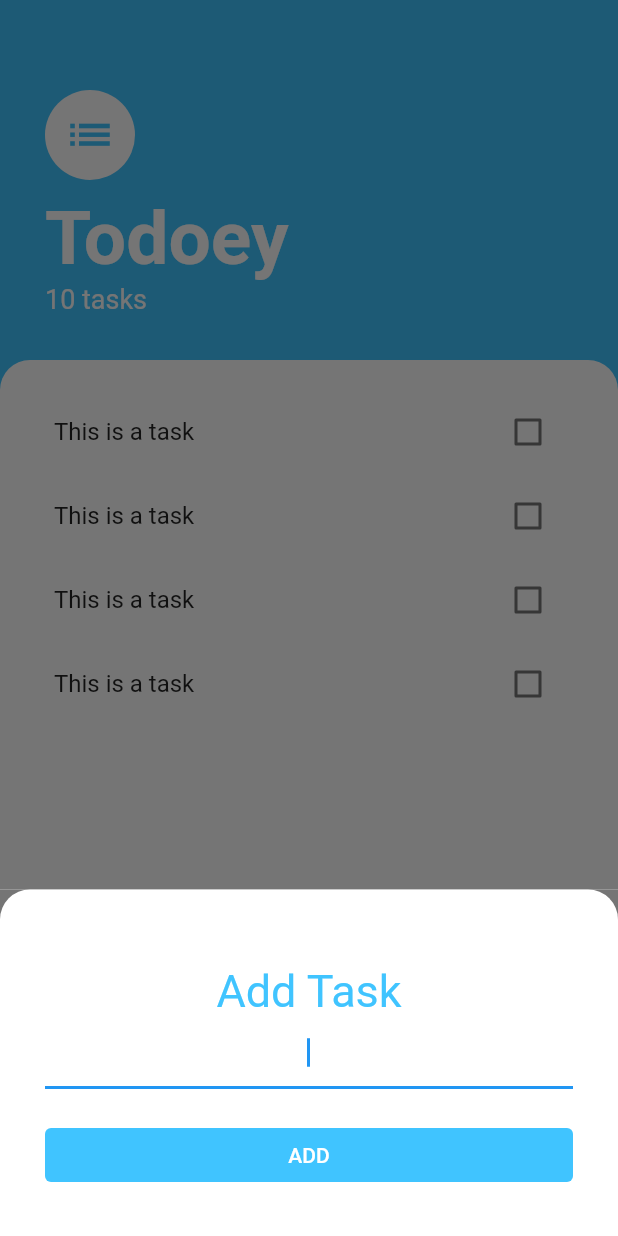
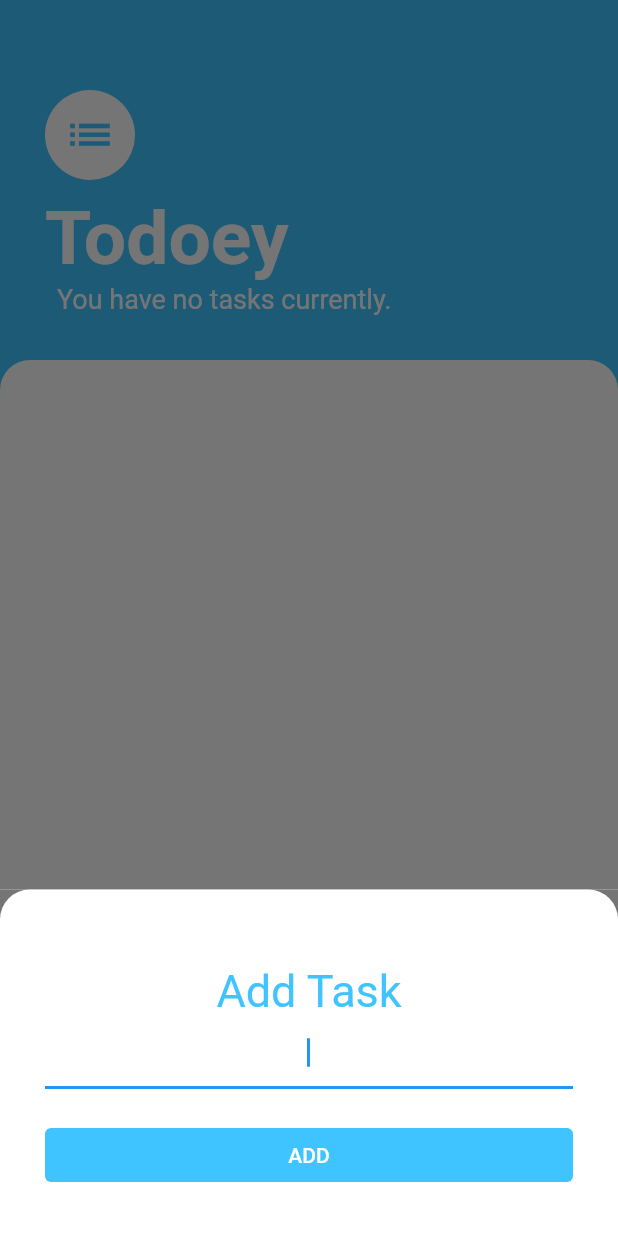
Before and after one commit to Yashs1623/Checklist-Todo-List-App, a Flutter app: the screen it shows after launch, after a tap on the "add" icon, on a phone screen of 412 x 824 dp. Run offline on Flutter 3.47's test engine with Material 2 defaults, Android fonts, the phone set to English and light mode, and no system bars.

Commit message:
First version completed with adding and deleting tasks

```diff
--- a/lib/main.dart
+++ b/lib/main.dart
@@ -1,5 +1,7 @@
+import 'package:checklist/models/task_data_provider.dart';
 import 'package:checklist/screens/tasks_screen.dart';
 import 'package:flutter/material.dart';
+import 'package:provider/provider.dart';
 
 void main() {
   runApp(
@@ -12,9 +14,12 @@ class MyApp extends StatelessWidget {
 
   @override
   Widget build(BuildContext context) {
-    return  MaterialApp(
-      debugShowCheckedModeBanner: false,
-      home: TaskScreen(),
+    return  ChangeNotifierProvider(
+      create: (context) => TaskData(),
+      child: MaterialApp(
+        debugShowCheckedModeBanner: false,
+        home: TaskScreen(),
+      ),
     );
   }
 }
--- /dev/null
+++ b/lib/models/task_data_provider.dart
@@ -0,0 +1,33 @@
+import 'dart:collection';
+
+import 'package:flutter/cupertino.dart';
+import 'package:flutter/material.dart';
+import 'package:checklist/models/tasks.dart';
+
+class TaskData extends ChangeNotifier{
+  final List<Task> _tasks = [];
+  int get taskCount{
+    return _tasks.length;
+  }
+
+  UnmodifiableListView<Task> get tasks{
+    return UnmodifiableListView(_tasks);
+  }
+
+  void addTask(newTaskName){
+    final newTask = Task(taskName: newTaskName);
+    _tasks.add(newTask);
+    notifyListeners();
+  }
+
+  void updateTask(Task task){
+    task.toggleDone();
+    notifyListeners();
+  }
+
+  void deleteTask(index){
+    _tasks.removeAt(index);
+    notifyListeners();
+  }
+
+}
--- /dev/null
+++ b/lib/models/tasks.dart
@@ -0,0 +1,10 @@
+class Task{
+  final String taskName;
+  bool isDone;
+
+  Task({required this.taskName, this.isDone= false});
+
+  void toggleDone(){
+    isDone= !isDone;
+  }
+}
--- a/lib/screens/tasks_screen.dart
+++ b/lib/screens/tasks_screen.dart
@@ -2,14 +2,12 @@
 import 'package:checklist/widgets/add_task_screeen.dart';
 import 'package:flutter/material.dart';
 import 'package:checklist/widgets/task_list.dart';
+import 'package:checklist/models/tasks.dart';
+import 'package:provider/provider.dart';
+import 'package:checklist/models/task_data_provider.dart';
 
 // ignore: use_key_in_widget_constructors
-class TaskScreen extends StatefulWidget {
-  @override
-  _TaskScreenState createState() => _TaskScreenState();
-}
-
-class _TaskScreenState extends State<TaskScreen> {
+class TaskScreen extends StatelessWidget {
   @override
   Widget build(BuildContext context) {
     return Scaffold(
@@ -25,7 +23,7 @@ class _TaskScreenState extends State<TaskScreen> {
               child: Container(
                 padding: EdgeInsets.only(
                     bottom: MediaQuery.of(context).viewInsets.bottom),
-                child: const AddTaskScreen(),
+                child: AddTaskScreen(),
               ),
             ),
           );
@@ -43,8 +41,8 @@ class _TaskScreenState extends State<TaskScreen> {
                 top: 60.0, left: 30.0, right: 30.0, bottom: 30.0),
             child: Column(
               crossAxisAlignment: CrossAxisAlignment.start,
-              children: const <Widget>[
-                CircleAvatar(
+              children: <Widget>[
+                const CircleAvatar(
                   backgroundColor: Colors.white,
                   radius: 30.0,
                   child: Icon(
@@ -53,10 +51,10 @@ class _TaskScreenState extends State<TaskScreen> {
                     color: Colors.lightBlueAccent,
                   ),
                 ),
-                SizedBox(
+                const SizedBox(
                   height: 10.0,
                 ),
-                Text(
+                const Text(
                   'Todoey',
                   style: TextStyle(
                     color: Colors.white,
@@ -64,9 +62,18 @@ class _TaskScreenState extends State<TaskScreen> {
                     fontSize: 50.0,
                   ),
                 ),
-                Text(
-                  '10 tasks',
-                  style: TextStyle(color: Colors.white, fontSize: 18),
+                Padding(
+                  padding: const EdgeInsets.only(left: 8.0),
+                  child: (Provider.of<TaskData>(context).taskCount ==0) ?
+                    const Text(
+                      'You have no tasks currently.',
+                    // '${} tasks remaining',
+                    style: TextStyle(color: Colors.white, fontSize: 18),
+                  ) :
+                     Text(
+                    '${Provider.of<TaskData>(context).taskCount} tasks remaining',
+                    style: const TextStyle(color: Colors.white, fontSize: 18),
+                  ),
                 ),
               ],
             ),
--- a/lib/widgets/add_task_screeen.dart
+++ b/lib/widgets/add_task_screeen.dart
@@ -1,12 +1,17 @@
+import 'package:checklist/models/task_data_provider.dart';
+import 'package:checklist/widgets/task_tile.dart';
 import 'package:flutter/material.dart';
+import 'package:provider/provider.dart';
 
 class AddTaskScreen extends StatelessWidget {
-  const AddTaskScreen({Key? key}) : super(key: key);
+
+
+  // const AddTaskScreen({Key? key}) : super(key: key);
+   late String newTask;
 
   @override
   Widget build(BuildContext context) {
     return Container(
-
       color: const Color(0xFF757575),
       child: Container(
         padding: const EdgeInsets.all(30.0),
@@ -19,7 +24,7 @@ class AddTaskScreen extends StatelessWidget {
         ),
         child: Column(
           crossAxisAlignment: CrossAxisAlignment.stretch,
-          children:  <Widget>[
+          children: <Widget>[
             const Padding(
               padding: EdgeInsets.only(top: 20.0),
               child: Text(
@@ -32,24 +37,29 @@ class AddTaskScreen extends StatelessWidget {
                 ),
               ),
             ),
-            const TextField(
-                autofocus: true,
-                textAlign: TextAlign.center,
+            TextField(
+              autofocus: true,
+              textAlign: TextAlign.center,
+              onChanged: (value) {
+                newTask = value;
+              },
             ),
             Padding(
               padding: const EdgeInsets.only(top: 20.0),
               child: TextButton(
                 style: ButtonStyle(
-                  backgroundColor:  MaterialStateProperty.all(Colors.lightBlueAccent)
+                    backgroundColor:
+                        MaterialStateProperty.all(Colors.lightBlueAccent)),
+                onPressed: () {
+                  // print(newTask);
+                  Provider.of<TaskData>(context, listen: false).addTask(newTask);
+                  Navigator.pop(context);
+                  // tasksContainer.add(TaskTile(taskTitle:taskTitle));
+                },
+                child: const Text(
+                  'ADD',
+                  style: TextStyle(color: Colors.white),
                 ),
-                onPressed: () {
-                  // ignore: avoid_print
-                  print("working");
-                 },
-                child: const Text('ADD',
-                style: TextStyle(
-                  color:Colors.white
-                ),),
               ),
             ),
           ],
--- a/lib/widgets/task_list.dart
+++ b/lib/widgets/task_list.dart
@@ -1,22 +1,30 @@
 import 'package:flutter/material.dart';
 import 'task_tile.dart';
+import 'package:provider/provider.dart';
+import 'package:checklist/models/task_data_provider.dart';
+
 // ignore: use_key_in_widget_constructors
-class TaskList extends StatefulWidget {
-  @override
-  _TaskListState createState() => _TaskListState();
-}
-
-class _TaskListState extends State<TaskList> {
-
+class TaskList extends StatelessWidget {
   @override
   Widget build(BuildContext context) {
-    return ListView(
-      children:  <Widget>[
-        TaskTile(),
-        TaskTile(),
-        TaskTile(),
-        TaskTile(),
-      ],
+    return Consumer<TaskData>(
+      builder: (context, taskData, child) {
+        return ListView.builder(
+          itemBuilder: (context, index) {
+            return TaskTile(
+              taskTitle: taskData.tasks[index].taskName,
+              checked: taskData.tasks[index].isDone,
+              checkboxCallback: (bool? value) {
+               taskData.updateTask(taskData.tasks[index]);
+              },
+              deleteTaskCallback: (){
+                taskData.deleteTask(index);
+              },
+            );
+          },
+          itemCount: taskData.taskCount,
+        );
+      },
     );
   }
 }
--- a/lib/widgets/task_tile.dart
+++ b/lib/widgets/task_tile.dart
@@ -1,31 +1,31 @@
 import 'package:flutter/material.dart';
 
 // ignore: use_key_in_widget_constructors
-class TaskTile extends StatefulWidget {
-
-  @override
-  _TaskTileState createState() => _TaskTileState();
-}
-
-class _TaskTileState extends State<TaskTile> {
-  bool checked = false;
+class TaskTile extends StatelessWidget {
+  final bool checked;
+  final String taskTitle;
+  final Function(bool?) checkboxCallback;
+  final Function() deleteTaskCallback;
+  TaskTile(
+      {required this.checked,
+      required this.taskTitle,
+      required this.checkboxCallback,
+      required this.deleteTaskCallback});
 
   @override
   Widget build(BuildContext context) {
     return ListTile(
-      title:  Text('This is a task',
-      style: TextStyle(
-        decoration: checked? TextDecoration.lineThrough:null,
-      ),),
+      onLongPress: deleteTaskCallback,
+      title: Text(
+        taskTitle,
+        style: TextStyle(
+          decoration: checked ? TextDecoration.lineThrough : null,
+        ),
+      ),
       trailing: Checkbox(
         activeColor: Colors.lightBlueAccent,
         value: checked,
-        onChanged: (bool? value) {
-          setState(() {
-            checked = value!;
-            // print(checked);
-          });
-        },
+        onChanged: checkboxCallback,
       ),
     );
   }
```
Also changed, not shown: pubspec.yaml (+2 -26 lines), pubspec.lock.
